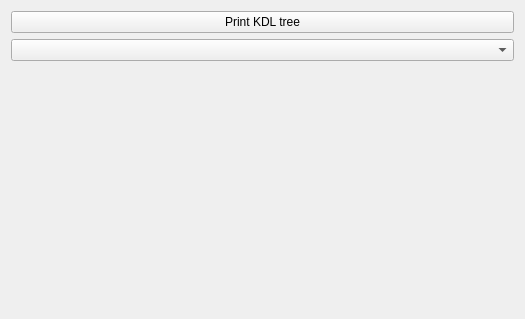
Old version of the form Resources/UI/qSlicerSlicerRos2ModuleWidget.ui in the repository rosmed/slicer_ros2_module.
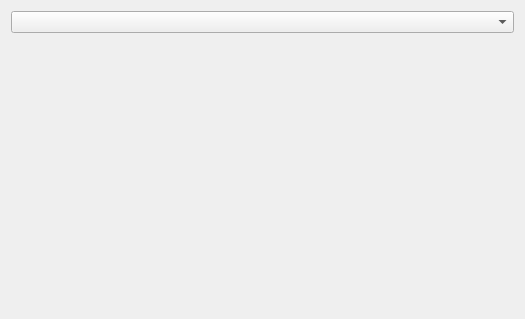
New version of the form. Custom widgets are drawn as their Qt base class.

Diff of the .ui file:
```diff
--- a/Resources/UI/qSlicerSlicerRos2ModuleWidget.ui
+++ b/Resources/UI/qSlicerSlicerRos2ModuleWidget.ui
@@ -14,13 +14,6 @@
    <string>Form</string>
   </property>
   <layout class="QVBoxLayout" name="verticalLayout">
-   <item>
-    <widget class="QPushButton" name="PrintTreeButton">
-     <property name="text">
-      <string>Print KDL tree</string>
-     </property>
-    </widget>
-   </item>
    <item>
     <widget class="QComboBox" name="fileSelector"/>
    </item>
```
